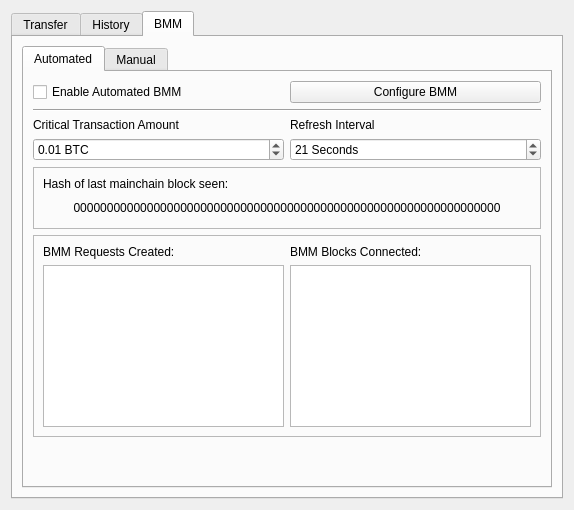
Before: the Qt Designer form src/qt/forms/sidechainpage.ui in skydogenet/sidechains, drawn with Qt 5.
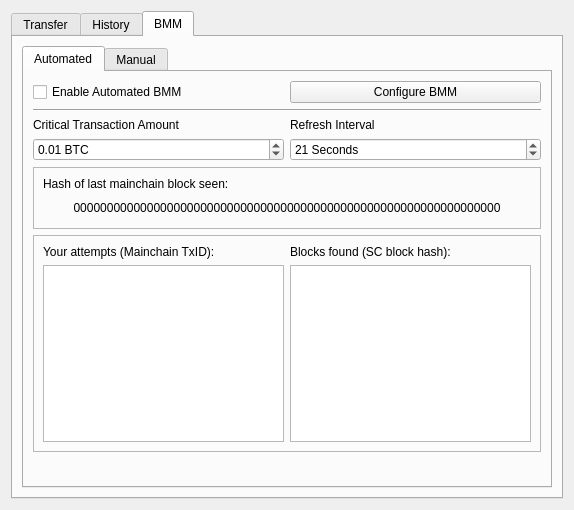
After: the same form once the commit is applied. The open tabs and pages were chosen to show the change. Icons and pictures are not drawn. Custom widgets are drawn as their Qt base class.

Patch:
```diff
--- a/src/qt/forms/sidechainpage.ui
+++ b/src/qt/forms/sidechainpage.ui
@@ -694,14 +694,14 @@
               <item row="0" column="0">
                <widget class="QLabel" name="label_18">
                 <property name="text">
-                 <string>BMM Requests Created:</string>
+                 <string>Your attempts (Mainchain TxID):</string>
                 </property>
                </widget>
               </item>
               <item row="0" column="1">
                <widget class="QLabel" name="label_19">
                 <property name="text">
-                 <string>BMM Blocks Connected:</string>
+                 <string>Blocks found (SC block hash):</string>
                 </property>
                </widget>
               </item>
@@ -714,7 +714,7 @@
               <enum>Qt::Vertical</enum>
              </property>
              <property name="sizeType">
-              <enum>QSizePolicy::Minimum</enum>
+              <enum>QSizePolicy::Maximum</enum>
              </property>
              <property name="sizeHint" stdset="0">
               <size>
```
Left out of the diff: 6 changed lines with no effect on the pictures.
